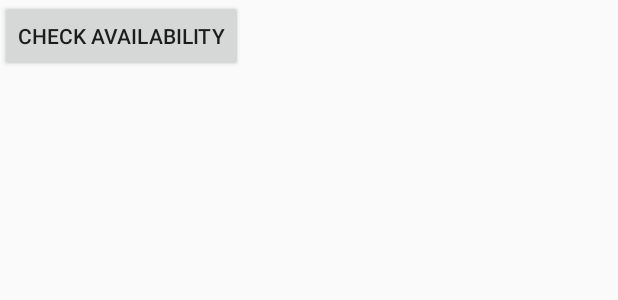
After one commit to lostzen/lost, an Android app: the layout activity_location_availability.xml on its own in the app's theme, with its tools: preview values and no code run, on a phone screen of 412 x 824 dp. The commit adds this screen. Shown: the top 300 px of the screen. Run offline under Robolectric (Android 15) with nearby library versions, the phone set to English and light mode, and no system bars.

Commit message:
Add location availability example

```diff
--- a/lost-sample/src/main/AndroidManifest.xml
+++ b/lost-sample/src/main/AndroidManifest.xml
@@ -36,6 +36,7 @@
     <activity android:name=".SettingsApiActivity"/>
     <activity android:name=".LocationListenerActivity"/>
     <activity android:name=".PendingIntentActivity"/>
+    <activity android:name=".LocationAvailabilityActivity"/>
 
     <service
         android:name=".GeofenceIntentService"
--- a/lost-sample/src/main/java/com/example/lost/SamplesList.java
+++ b/lost-sample/src/main/java/com/example/lost/SamplesList.java
@@ -18,6 +18,8 @@ public class SamplesList {
       new Sample(R.string.sample_location_listener_title,
           R.string.sample_location_listener_description, LocationListenerActivity.class),
       new Sample(R.string.sample_pending_intent_title,
-          R.string.sample_pending_intent_description, PendingIntentActivity.class)
+          R.string.sample_pending_intent_description, PendingIntentActivity.class),
+      new Sample(R.string.sample_location_availability_title,
+          R.string.sample_location_availability_description, LocationAvailabilityActivity.class)
   };
 }
--- /dev/null
+++ b/lost-sample/src/main/res/layout/activity_location_availability.xml
@@ -0,0 +1,12 @@
+<?xml version="1.0" encoding="utf-8"?>
+<LinearLayout xmlns:android="http://schemas.android.com/apk/res/android"
+    android:orientation="vertical" android:layout_width="match_parent"
+    android:layout_height="match_parent">
+
+    <Button
+        android:layout_width="wrap_content"
+        android:layout_height="wrap_content"
+        android:id="@+id/check_availability"
+        android:text="@string/check_availability"/>
+
+</LinearLayout>
--- a/lost-sample/src/main/res/values/strings.xml
+++ b/lost-sample/src/main/res/values/strings.xml
@@ -71,5 +71,10 @@
   <string name="sample_pending_intent_title">PendingIntent</string>
   <string name="sample_pending_intent_description">Demonstrates how to use a PendingIntent to receive location updates</string>
   <string name="requested">Requested</string>
+  <string name="sample_location_availability_title">Location Availability</string>
+  <string name="sample_location_availability_description">Demonstrates how to determine if location requested is available</string>
+  <string name="check_availability">Check Availability</string>
+  <string name="location_available">Location Available</string>
+  <string name="location_unavailable">Location NOT Available</string>
 
 </resources>
```
Also changed, not shown: lost-sample/src/main/java/com/example/lost/LocationAvailabilityActivity.java (added, +60 -0 lines).
